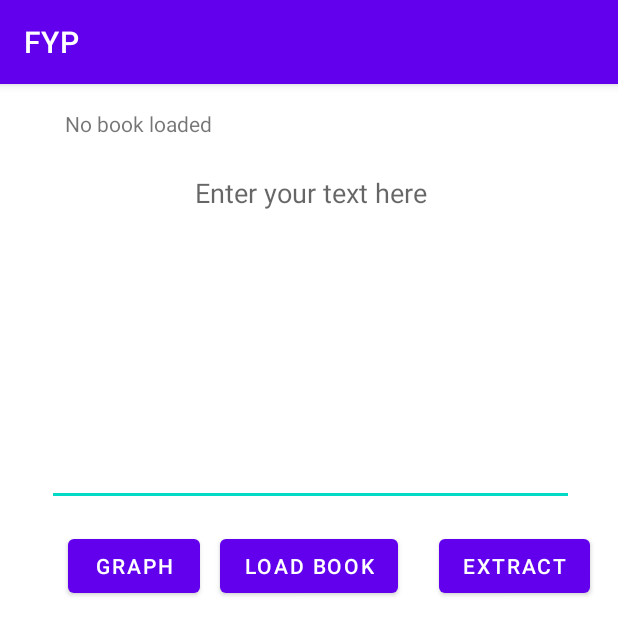
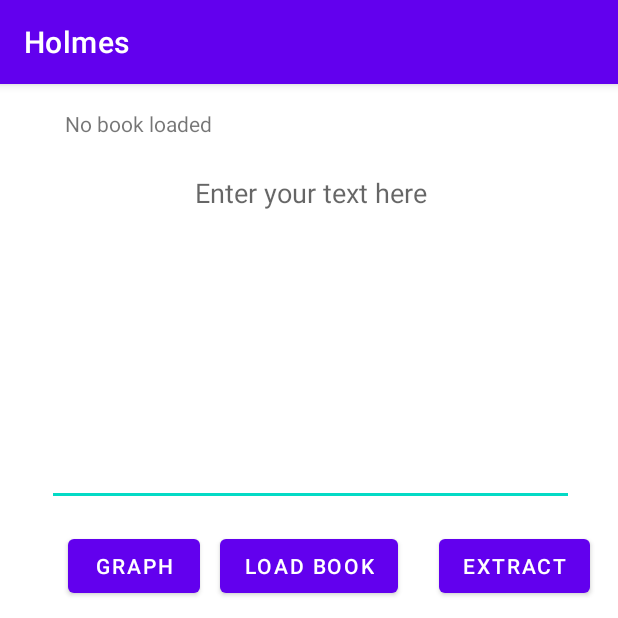
Before and after one commit to RomanPodkovyrin/Holmes, an Android app: the screen it shows after launch (MainActivity), on a phone screen of 412 x 824 dp, the top half of it. Run offline under Robolectric (Android 15) with nearby library versions, the phone set to English and light mode, and no system bars.

Commit message:
feat: add string values

```diff
--- a/AndroidApp/app/src/main/java/com/romanp/fyp/MainActivity.kt
+++ b/AndroidApp/app/src/main/java/com/romanp/fyp/MainActivity.kt
@@ -62,7 +62,7 @@ class MainActivity : AppCompatActivity() {
                 Log.e(TAG, "Error extracting names: $e")
                 Toast.makeText(
                     applicationContext,
-                    "There was an error extracting names",
+                    getString(R.string.error_extracting_names),
                     Toast.LENGTH_SHORT
                 ).show()
             }
--- a/AndroidApp/app/src/main/res/layout/activity_book_reader.xml
+++ b/AndroidApp/app/src/main/res/layout/activity_book_reader.xml
@@ -12,7 +12,7 @@
         android:layout_height="37dp"
         android:layout_marginTop="3dp"
         android:layout_marginBottom="8dp"
-        android:text="Back"
+        android:text="@string/previous_page_button"
         app:layout_constraintBottom_toBottomOf="parent"
         app:layout_constraintEnd_toStartOf="@+id/buttonNext"
         app:layout_constraintHorizontal_bias="0.482"
@@ -45,7 +45,7 @@
         android:layout_height="37dp"
         android:layout_marginEnd="72dp"
         android:layout_marginBottom="8dp"
-        android:text="Next"
+        android:text="@string/next_page_button"
         app:layout_constraintBottom_toBottomOf="parent"
         app:layout_constraintEnd_toEndOf="parent"
         app:layout_constraintTop_toBottomOf="@+id/webViewBookContent" />
--- a/AndroidApp/app/src/main/res/layout/activity_main.xml
+++ b/AndroidApp/app/src/main/res/layout/activity_main.xml
@@ -10,7 +10,7 @@
         android:id="@+id/book_title"
         android:layout_width="326dp"
         android:layout_height="25dp"
-        android:text="No book loaded"
+        android:text="@string/no_book_loaded"
         app:layout_constraintBottom_toBottomOf="parent"
         app:layout_constraintLeft_toLeftOf="parent"
         app:layout_constraintRight_toRightOf="parent"
@@ -65,7 +65,7 @@
         android:layout_width="wrap_content"
         android:layout_height="wrap_content"
         android:layout_marginTop="16dp"
-        android:text="Load Book"
+        android:text="@string/load_book_button"
         app:layout_constraintEnd_toEndOf="parent"
         app:layout_constraintStart_toStartOf="parent"
         app:layout_constraintTop_toBottomOf="@+id/editTextForNER" />
--- a/AndroidApp/app/src/main/res/values/strings.xml
+++ b/AndroidApp/app/src/main/res/values/strings.xml
@@ -1,3 +1,13 @@
 <resources>
-    <string name="app_name">FYP</string>
+    <!--    Labels-->
+    <string name="app_name">Holmes</string>
+    <string name="no_book_loaded">No book loaded</string>
+
+    <!--    Buttons-->
+    <string name="next_page_button">Next</string>
+    <string name="previous_page_button">Back</string>
+    <string name="load_book_button">Load Book</string>
+
+    <!--    Error Messages-->
+    <string name="error_extracting_names">There was an error extracting names</string>
 </resources>
```
